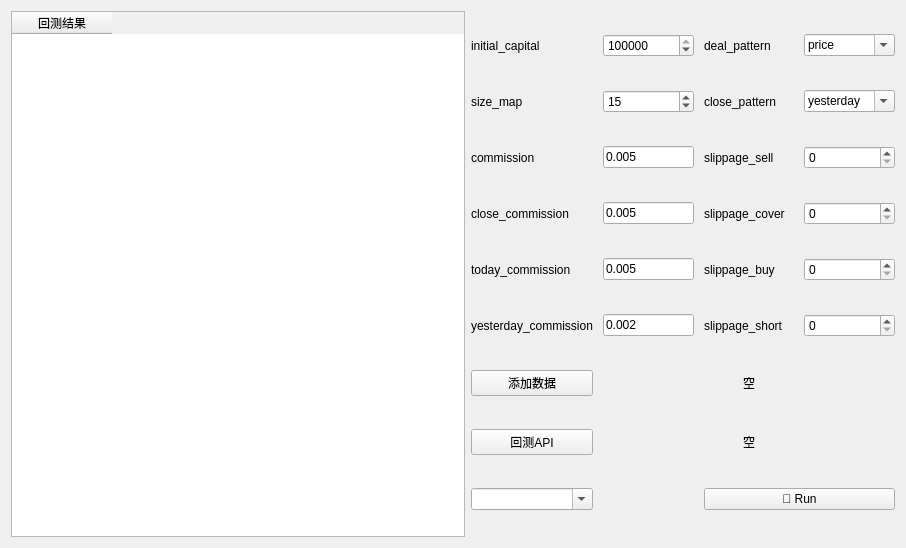
Qt form app/ui/backtrack.ui (ctpbee/ctpbee_desktop) before a commit.
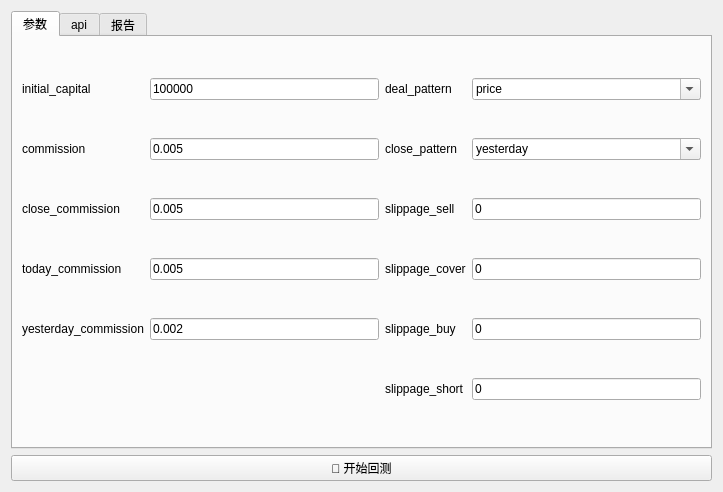
The same form after that commit.

The edit to the form file:
```diff
--- a/app/ui/backtrack.ui
+++ b/app/ui/backtrack.ui
@@ -6,28 +6,24 @@
    <rect>
     <x>0</x>
     <y>0</y>
-    <width>906</width>
-    <height>548</height>
+    <width>723</width>
+    <height>492</height>
    </rect>
   </property>
   <property name="windowTitle">
    <string>Form</string>
   </property>
-  <layout class="QHBoxLayout" name="horizontalLayout" stretch="3,0">
+  <layout class="QVBoxLayout" name="verticalLayout">
    <item>
-    <widget class="QTableWidget" name="tableWidget">
-     <column>
-      <property name="text">
-       <string>回测结果</string>
-      </property>
-     </column>
-    </widget>
-   </item>
-   <item>
-    <layout class="QGridLayout" name="gridLayout" columnstretch="3,3,3,3">
-     <property name="spacing">
-      <number>10</number>
-     </property>
+    <widget class="QTabWidget" name="tabWidget">
+     <property name="currentIndex">
+      <number>0</number>
+     </property>
+     <widget class="QWidget" name="tabWidgetPage1" native="true">
+      <attribute name="title">
+       <string>参数</string>
+      </attribute>
+      <layout class="QGridLayout" name="gridLayout">
      <item row="0" column="0">
       <widget class="QLabel" name="initial_capital_label">
        <property name="text">
@@ -35,213 +31,258 @@
        </property>
       </widget>
      </item>
+       <item row="0" column="1">
+        <widget class="QLineEdit" name="initial_capital">
+         <property name="text">
+          <string>100000</string>
+         </property>
+        </widget>
+       </item>
+       <item row="0" column="2">
+        <widget class="QLabel" name="deal_pattern_label">
+         <property name="text">
+          <string>deal_pattern</string>
+         </property>
+        </widget>
+       </item>
+       <item row="0" column="3">
+        <widget class="QComboBox" name="deal_pattern">
+         <property name="editable">
+          <bool>true</bool>
+         </property>
+         <item>
+          <property name="text">
+           <string>price</string>
+          </property>
+         </item>
+        </widget>
+       </item>
+       <item row="1" column="0">
+        <widget class="QLabel" name="commission_label">
+         <property name="text">
+          <string>commission</string>
+         </property>
+        </widget>
+       </item>
      <item row="1" column="1">
-      <widget class="QSpinBox" name="size_map">
-       <property name="value">
-        <number>15</number>
-       </property>
-      </widget>
-     </item>
-     <item row="3" column="1">
       <widget class="QLineEdit" name="commission">
        <property name="text">
         <string>0.005</string>
        </property>
       </widget>
      </item>
-     <item row="5" column="0">
+       <item row="1" column="2">
+        <widget class="QLabel" name="close_pattern_label">
+         <property name="text">
+          <string>close_pattern</string>
+         </property>
+        </widget>
+       </item>
+       <item row="1" column="3">
+        <widget class="QComboBox" name="close_pattern">
+         <property name="editable">
+          <bool>true</bool>
+         </property>
+         <item>
+          <property name="text">
+           <string>yesterday</string>
+          </property>
+         </item>
+        </widget>
+       </item>
+       <item row="2" column="0">
+        <widget class="QLabel" name="close_commission_label">
+         <property name="text">
+          <string>close_commission</string>
+         </property>
+        </widget>
+       </item>
+       <item row="2" column="1">
+        <widget class="QLineEdit" name="close_commission">
+         <property name="text">
+          <string>0.005</string>
+         </property>
+        </widget>
+       </item>
+       <item row="2" column="2">
+        <widget class="QLabel" name="slippage_sell_label">
+         <property name="text">
+          <string>slippage_sell</string>
+         </property>
+        </widget>
+       </item>
+       <item row="2" column="3">
+        <widget class="QLineEdit" name="slippage_sell">
+         <property name="text">
+          <string>0</string>
+         </property>
+        </widget>
+       </item>
+       <item row="3" column="0">
       <widget class="QLabel" name="today_commission_label">
        <property name="text">
         <string>today_commission</string>
        </property>
       </widget>
      </item>
-     <item row="7" column="0">
-      <widget class="QPushButton" name="add_data_btn">
+       <item row="3" column="1">
+        <widget class="QLineEdit" name="today_commission">
        <property name="text">
-        <string>添加数据</string>
+          <string>0.005</string>
        </property>
       </widget>
      </item>
-     <item row="8" column="0">
-      <widget class="QPushButton" name="add_backtrack_btn">
+       <item row="3" column="2">
+        <widget class="QLabel" name="slippage_cover_label">
        <property name="text">
-        <string>回测API</string>
+          <string>slippage_cover</string>
        </property>
       </widget>
      </item>
      <item row="3" column="3">
-      <widget class="QSpinBox" name="slippage_sell"/>
-     </item>
-     <item row="6" column="3">
-      <widget class="QSpinBox" name="slippage_short"/>
-     </item>
-     <item row="6" column="2">
-      <widget class="QLabel" name="slippage_short_label">
+        <widget class="QLineEdit" name="slippage_cover">
        <property name="text">
-        <string>slippage_short</string>
+          <string>0</string>
        </property>
       </widget>
      </item>
-     <item row="1" column="0">
-      <widget class="QLabel" name="size_map_label">
-       <property name="text">
-        <string>size_map</string>
-       </property>
-      </widget>
-     </item>
-     <item row="6" column="0">
+       <item row="4" column="0">
       <widget class="QLabel" name="yesterday_commission_label">
        <property name="text">
         <string>yesterday_commission</string>
        </property>
       </widget>
      </item>
-     <item row="3" column="2">
-      <widget class="QLabel" name="slippage_sell_label">
-       <property name="text">
-        <string>slippage_sell</string>
-       </property>
-      </widget>
-     </item>
      <item row="4" column="1">
-      <widget class="QLineEdit" name="close_commission">
-       <property name="text">
-        <string>0.005</string>
-       </property>
-      </widget>
-     </item>
-     <item row="5" column="3">
-      <widget class="QSpinBox" name="slippage_buy"/>
-     </item>
-     <item row="4" column="0">
-      <widget class="QLabel" name="close_commission_label">
-       <property name="text">
-        <string>close_commission</string>
-       </property>
-      </widget>
-     </item>
-     <item row="5" column="2">
-      <widget class="QLabel" name="slippage_buy_label">
-       <property name="text">
-        <string>slippage_buy</string>
-       </property>
-      </widget>
-     </item>
-     <item row="0" column="3">
-      <widget class="QComboBox" name="deal_pattern">
-       <property name="editable">
-        <bool>true</bool>
-       </property>
-       <item>
-        <property name="text">
-         <string>price</string>
-        </property>
-       </item>
-      </widget>
-     </item>
-     <item row="5" column="1">
-      <widget class="QLineEdit" name="today_commission">
-       <property name="text">
-        <string>0.005</string>
-       </property>
-      </widget>
-     </item>
-     <item row="1" column="3">
-      <widget class="QComboBox" name="close_pattern">
-       <property name="editable">
-        <bool>true</bool>
-       </property>
-       <item>
-        <property name="text">
-         <string>yesterday</string>
-        </property>
-       </item>
-      </widget>
-     </item>
-     <item row="6" column="1">
       <widget class="QLineEdit" name="yesterday_commission">
        <property name="text">
         <string>0.002</string>
        </property>
       </widget>
      </item>
-     <item row="0" column="2">
-      <widget class="QLabel" name="deal_pattern_label">
-       <property name="text">
-        <string>deal_pattern</string>
-       </property>
-      </widget>
-     </item>
-     <item row="3" column="0">
-      <widget class="QLabel" name="commission_label">
-       <property name="text">
-        <string>commission</string>
-       </property>
-      </widget>
-     </item>
-     <item row="0" column="1">
-      <widget class="QSpinBox" name="initial_capital">
-       <property name="maximum">
-        <number>999999999</number>
-       </property>
-       <property name="value">
-        <number>100000</number>
-       </property>
-      </widget>
-     </item>
-     <item row="1" column="2">
-      <widget class="QLabel" name="close_pattern_label">
-       <property name="text">
-        <string>close_pattern</string>
-       </property>
-      </widget>
-     </item>
      <item row="4" column="2">
-      <widget class="QLabel" name="slippage_cover_label">
+        <widget class="QLabel" name="slippage_buy_label">
        <property name="text">
-        <string>slippage_cover</string>
+          <string>slippage_buy</string>
        </property>
       </widget>
      </item>
      <item row="4" column="3">
-      <widget class="QSpinBox" name="slippage_cover"/>
-     </item>
-     <item row="7" column="1" colspan="3">
-      <widget class="QLabel" name="data_label">
+        <widget class="QLineEdit" name="slippage_buy">
+         <property name="text">
+          <string>0</string>
+         </property>
+        </widget>
+       </item>
+       <item row="5" column="2">
+        <widget class="QLabel" name="slippage_short_label">
        <property name="text">
-        <string>空</string>
-       </property>
-       <property name="alignment">
-        <set>Qt::AlignCenter</set>
+          <string>slippage_short</string>
+         </property>
+        </widget>
+       </item>
+       <item row="5" column="3">
+        <widget class="QLineEdit" name="slippage_short">
+         <property name="text">
+          <string>0</string>
        </property>
       </widget>
      </item>
-     <item row="8" column="1" colspan="3">
-      <widget class="QLabel" name="backtrack_label">
+      </layout>
+     </widget>
+     <widget class="QWidget" name="tabWidgetPage2" native="true">
+      <attribute name="title">
+       <string>api</string>
+      </attribute>
+      <layout class="QGridLayout" name="gridLayout_2">
+       <item row="0" column="1">
+        <widget class="QPushButton" name="add_data_btn">
        <property name="text">
-        <string>空</string>
-       </property>
-       <property name="alignment">
-        <set>Qt::AlignCenter</set>
-       </property>
-      </widget>
-     </item>
-     <item row="9" column="2" colspan="2">
-      <widget class="QPushButton" name="run_btn">
+          <string>添加数据</string>
+         </property>
+        </widget>
+       </item>
+       <item row="0" column="2">
+        <widget class="QPushButton" name="add_backtrack_btn">
        <property name="text">
-        <string>🚀 Run</string>
+          <string>回测API</string>
        </property>
       </widget>
      </item>
-     <item row="9" column="0">
+       <item row="0" column="0">
+        <layout class="QHBoxLayout" name="horizontalLayout" stretch="1,0,1,0">
+         <item>
       <widget class="QComboBox" name="local_symbol_box">
        <property name="editable">
         <bool>true</bool>
        </property>
       </widget>
      </item>
-    </layout>
+         <item>
+          <widget class="QLabel" name="label">
+           <property name="text">
+            <string>+</string>
+           </property>
+          </widget>
+         </item>
+         <item>
+          <widget class="QSpinBox" name="size_map"/>
+         </item>
+         <item>
+          <widget class="QToolButton" name="add_sm_btn">
+           <property name="text">
+            <string>↓</string>
+           </property>
+          </widget>
+         </item>
+        </layout>
+       </item>
+       <item row="3" column="1" rowspan="2">
+        <widget class="QListWidget" name="data_list"/>
+       </item>
+       <item row="3" column="2" rowspan="2">
+        <widget class="QListWidget" name="backtrack_list"/>
+       </item>
+       <item row="3" column="0" rowspan="2">
+        <widget class="QTableWidget" name="size_map_table">
+         <column>
+          <property name="text">
+           <string>local_symbol</string>
+          </property>
+         </column>
+         <column>
+          <property name="text">
+           <string>size_map</string>
+          </property>
+         </column>
+        </widget>
+       </item>
+      </layout>
+     </widget>
+     <widget class="QWidget" name="tabWidgetPage3" native="true">
+      <attribute name="title">
+       <string>报告</string>
+      </attribute>
+      <layout class="QVBoxLayout" name="verticalLayout_2">
+       <item>
+        <widget class="QTableWidget" name="tableWidget">
+         <column>
+          <property name="text">
+           <string>-</string>
+          </property>
+         </column>
+        </widget>
+       </item>
+      </layout>
+     </widget>
+    </widget>
+   </item>
+   <item>
+    <widget class="QPushButton" name="run_btn">
+     <property name="text">
+      <string>🚀 开始回测</string>
+     </property>
+    </widget>
    </item>
   </layout>
  </widget>
```
Lines whose indentation alone changed are shown as unchanged.
